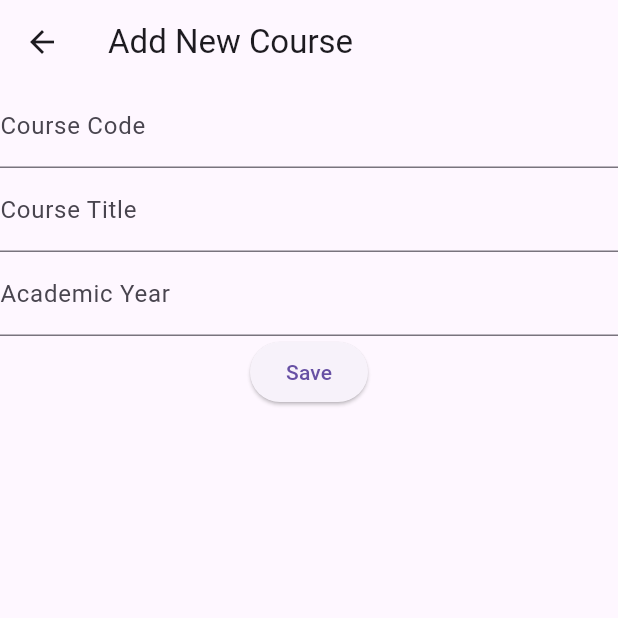
After one commit to debesis27/ClassMate, a Flutter app: the screen it shows after launch, scrolled down 228 dp, after a tap on the "add" icon, on a phone screen of 412 x 824 dp, the top half of it. The commit adds this screen. Run offline on Flutter 3.47's test engine with Material 3 defaults, Android fonts, the phone set to English and light mode, and no system bars; our stand-ins replace cloud_firestore, firebase_auth, firebase_core, flutter_blue_plus, permission_handler; accounts and stored records are empty.

Commit message:
Refactored code and added add_new_course

```diff
--- a/lib/Models/course_info_model.dart
+++ b/lib/Models/course_info_model.dart
@@ -1,12 +1,12 @@
 class Course {
-  final String name;
+  final String code;
   final String title;
   final String academicYear;
   final String instructor;
   final String image;
 
   Course({
-    required this.name,
+    required this.code,
     required this.title,
     required this.academicYear,
     required this.instructor,
--- a/lib/Screens/Student/course_details.dart
+++ b/lib/Screens/Student/course_details.dart
@@ -1,6 +1,6 @@
+import 'package:ClassMate/Models/course_info_model.dart';
+import 'package:ClassMate/bluetooth/ble_scan.dart';
 import 'package:flutter/material.dart';
-import '../../Models/course_info_model.dart';
-import '../../bluetooth/ble_scan.dart';
 
 class CourseDetailScreen extends StatelessWidget {
   final Course course;
@@ -13,7 +13,7 @@ class CourseDetailScreen extends StatelessWidget {
       length: 2,
       child: Scaffold(
         appBar: AppBar(
-          title: Text(course.name),
+          title: Text(course.code),
           backgroundColor: Colors.blue,
           bottom: const TabBar(
             tabs: [
@@ -28,7 +28,7 @@ class CourseDetailScreen extends StatelessWidget {
               child: Ble_Body(),
             ),
             Center(
-              child: Text('Stats for ${course.name}'),
+              child: Text('Stats for ${course.code}'),
             ),
           ],
         ),
--- /dev/null
+++ b/lib/Screens/Student/home_screen_student.dart
@@ -0,0 +1,69 @@
+import 'package:ClassMate/Screens/common_screen_widgets.dart';
+import 'package:flutter/material.dart';
+import 'package:ClassMate/Models/course_info_model.dart';
+
+class StudentHomePage extends StatefulWidget {
+  const StudentHomePage({super.key});
+
+  @override
+  _StudentHomePage createState() => _StudentHomePage();
+}
+
+class _StudentHomePage extends State<StudentHomePage> {
+  List<Course> allCourses = [
+    Course(
+      code: 'MA517',
+      title: 'Distributed Algorithms',
+      academicYear: '2023-24',
+      instructor: 'Kaushik Mondal',
+      image: 'assets/mathematics.jpg',
+    ),
+    Course(
+      code: 'MA302',
+      title: 'Optimization Techniques',
+      academicYear: '2023-24',
+      instructor: 'Arti Pandey',
+      image: 'assets/physics.jpg',
+    ),
+    Course(
+      code: 'HS301',
+      title: 'Operation Management',
+      academicYear: '2023-24',
+      instructor: 'Ravi Kumar',
+      image: 'assets/chemistry.jpg',
+    ),
+    Course(
+      code: 'CS503',
+      title: 'Machine Learning',
+      academicYear: '2023-24',
+      instructor: 'Shashi Shekhar Jha',
+      image: 'assets/biology.jpg',
+    ),
+    Course(
+      code: 'CS204',
+      title: 'Computer Architecture',
+      academicYear: '2023-24',
+      instructor: 'Neeraj Goel',
+      image: 'assets/history.jpg',
+    ),
+    Course(
+      code: 'CP301',
+      title: 'DEP',
+      academicYear: '2023-24',
+      instructor: 'Arti Pandey',
+      image: 'assets/english.jpg',
+    ),
+  ];
+
+  @override
+  Widget build(BuildContext context) {
+    return Scaffold(
+      appBar: AppBar(
+        title: const Text('Student Classes'),
+        backgroundColor: Colors.blue,
+      ),
+      drawer: MyNavigationDrawer(allCourses: allCourses, isTeacher: false),
+      body: AllCoursesList(allCourses: allCourses),
+    );
+  }
+}
--- /dev/null
+++ b/lib/Screens/Teacher/add_new_course.dart
@@ -0,0 +1,69 @@
+import 'package:flutter/material.dart';
+import 'package:ClassMate/Models/course_info_model.dart';
+
+class AddNewCourse extends StatefulWidget {
+  const AddNewCourse({super.key});
+
+  @override
+  _AddNewCourse createState() => _AddNewCourse();
+}
+
+class _AddNewCourse extends State<AddNewCourse> {
+  String courseCode = '';
+  String courseTitle = '';
+  String academicYear = '';
+
+  void saveInputs() {
+    // Save the inputs from the text fields
+    // You can use the values of courseCode, courseTitle, and academicYear here
+  }
+
+  @override
+  Widget build(BuildContext context) {
+    return Scaffold(
+      appBar: AppBar(
+        title: const Text('Add New Course'),
+      ),
+      body: Center(
+        child: Column(
+          children: <Widget>[
+            TextField(
+              decoration: const InputDecoration(
+                labelText: 'Course Code',
+              ),
+              onChanged: (value) {
+                setState(() {
+                  courseCode = value;
+                });
+              },
+            ),
+            TextField(
+              decoration: const InputDecoration(
+                labelText: 'Course Title',
+              ),
+              onChanged: (value) {
+                setState(() {
+                  courseTitle = value;
+                });
+              },
+            ),
+            TextField(
+              decoration: const InputDecoration(
+                labelText: 'Academic Year',
+              ),
+              onChanged: (value) {
+                setState(() {
+                  academicYear = value;
+                });
+              },
+            ),
+            ElevatedButton(
+              onPressed: saveInputs,
+              child: const Text('Save'),
+            ),
+          ],
+        ),
+      ),
+    );
+  }
+}
--- /dev/null
+++ b/lib/Screens/Teacher/home_screen_teacher.dart
@@ -0,0 +1,83 @@
+import 'package:ClassMate/Screens/Teacher/add_new_course.dart';
+import 'package:ClassMate/Screens/common_screen_widgets.dart';
+import 'package:flutter/material.dart';
+import 'package:ClassMate/Models/course_info_model.dart';
+
+class TeacherHomePage extends StatefulWidget {
+  const TeacherHomePage({super.key});
+
+  @override
+  _TeacherHomePage createState() => _TeacherHomePage();
+}
+
+class _TeacherHomePage extends State<TeacherHomePage> {
+  List<Course> allCourses = [
+    Course(
+      code: 'MA517',
+      title: 'Distributed Algorithms',
+      academicYear: '2023-24',
+      instructor: 'Kaushik Mondal',
+      image: 'assets/mathematics.jpg',
+    ),
+    Course(
+      code: 'MA302',
+      title: 'Optimization Techniques',
+      academicYear: '2023-24',
+      instructor: 'Arti Pandey',
+      image: 'assets/physics.jpg',
+    ),
+    Course(
+      code: 'HS301',
+      title: 'Operation Management',
+      academicYear: '2023-24',
+      instructor: 'Ravi Kumar',
+      image: 'assets/chemistry.jpg',
+    ),
+    Course(
+      code: 'CS503',
+      title: 'Machine Learning',
+      academicYear: '2023-24',
+      instructor: 'Shashi Shekhar Jha',
+      image: 'assets/biology.jpg',
+    ),
+    Course(
+      code: 'CS204',
+      title: 'Computer Architecture',
+      academicYear: '2023-24',
+      instructor: 'Neeraj Goel',
+      image: 'assets/history.jpg',
+    ),
+    Course(
+      code: 'CP301',
+      title: 'DEP',
+      academicYear: '2023-24',
+      instructor: 'Arti Pandey',
+      image: 'assets/english.jpg',
+    ),
+  ];
+
+  @override
+  Widget build(BuildContext context) {
+    return Scaffold(
+      appBar: AppBar(
+        title: const Text('Student Classes'),
+        backgroundColor: Colors.blue,
+      ),
+      drawer: MyNavigationDrawer(allCourses: allCourses, isTeacher: true),
+      body: AllCoursesList(allCourses: allCourses),
+      floatingActionButton: FloatingActionButton(
+        onPressed: () {
+          Navigator.push(
+            context,
+            MaterialPageRoute(builder: (context) => const AddNewCourse()),
+          );
+        },
+        backgroundColor: Colors.blue,
+        shape: RoundedRectangleBorder(
+          borderRadius: BorderRadius.circular(10.0),
+        ),
+        child: const Icon(Icons.add),
+      ),
+    );
+  }
+}
--- a/lib/main.dart
+++ b/lib/main.dart
@@ -1,7 +1,8 @@
+import 'package:ClassMate/Screens/Student/home_screen_student.dart';
+import 'package:ClassMate/Screens/Teacher/home_screen_teacher.dart';
 import 'package:flutter/material.dart';
 import 'package:firebase_core/firebase_core.dart';
 import 'package:ClassMate/bluetooth/advertising.dart';
-import 'Screens/home_screen.dart';
 import 'firebase_options.dart';
 
 Future<void> main() async {
@@ -24,7 +25,7 @@ class MyApp extends StatelessWidget {
       theme: ThemeData(
         primarySwatch: Colors.blue,
       ),
-      home: MyHomePage(),
+      home: const TeacherHomePage(),
     );
   }
 }
```
Also changed, not shown: lib/Screens/common_screen_widgets.dart (renamed from lib/Screens/home_screen.dart, +22 -72 lines).
